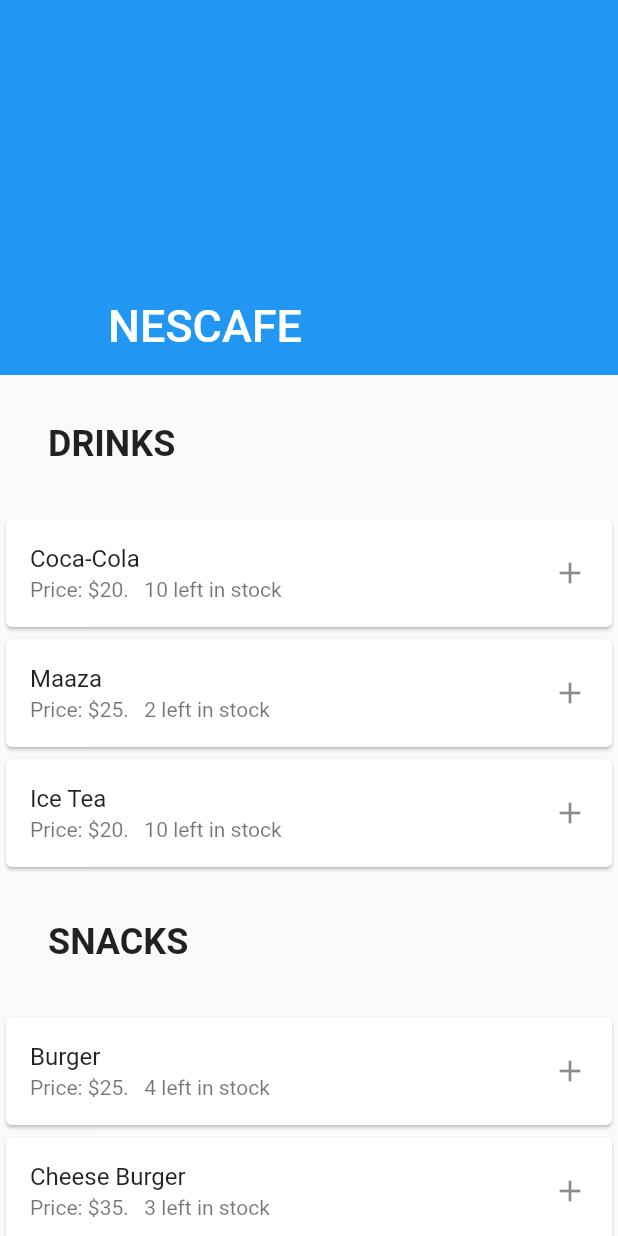
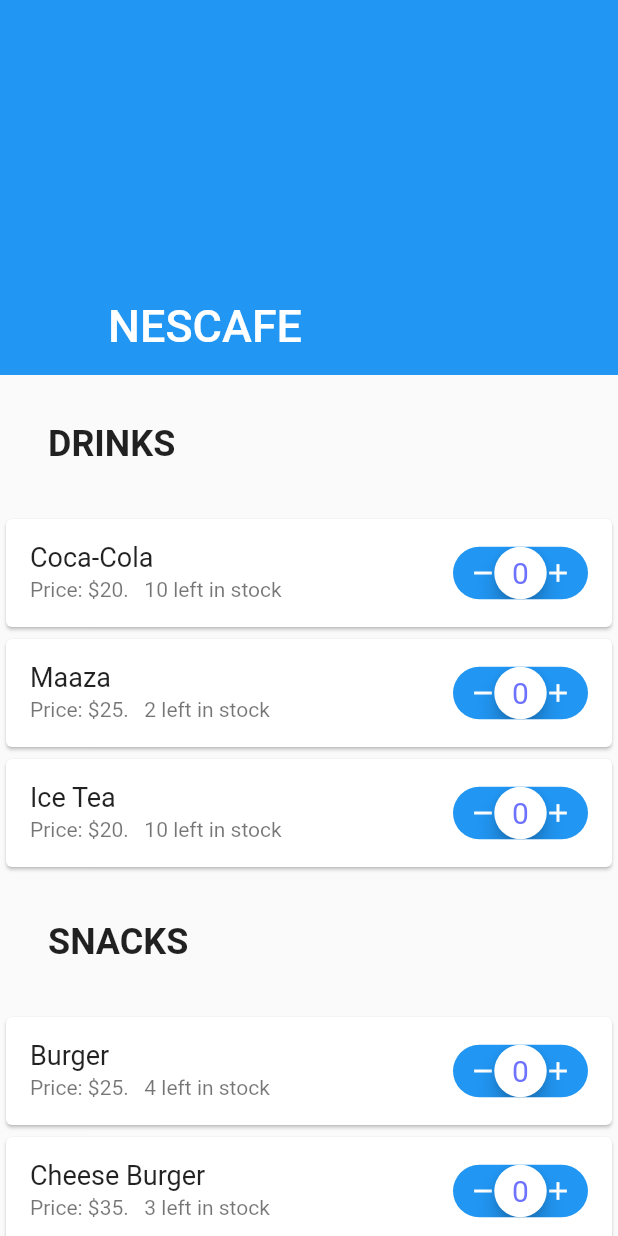
Before and after one commit to krkartikay/FoodCorner, a Flutter app: the OrderSelectionPage screen opened directly, on a phone screen of 412 x 824 dp. Run offline on Flutter 3.47's test engine with Material 2 defaults, Android fonts, the phone set to English and light mode, and no system bars; our stand-ins replace font_awesome_flutter, wave.

Commit message:
steppertouch & total order

```diff
--- a/lib/pages/order_selection_page.dart
+++ b/lib/pages/order_selection_page.dart
@@ -12,16 +12,18 @@ class _OrderSelectionPageState extends State<OrderSelectionPage> {
   bool loaded = false;
   Map<String, List<Map<String, dynamic>>> productData = {
     "drinks": [
-      {"name": "Coca-Cola", "price": 20, "stock": 10},
-      {"name": "Maaza", "price": 25, "stock": 2},
-      {"name": "Ice Tea", "price": 20, "stock": 10},
+      {"name": "Coca-Cola", "price": 20, "stock": 10, "pid": 1},
+      {"name": "Maaza", "price": 25, "stock": 2, "pid": 2},
+      {"name": "Ice Tea", "price": 20, "stock": 10, "pid": 3},
     ],
     "snacks": [
-      {"name": "Burger", "price": 25, "stock": 4},
-      {"name": "Cheese Burger", "price": 35, "stock": 3},
-      {"name": "Lays", "price": 20, "stock": 10},
+      {"name": "Burger", "price": 25, "stock": 4, "pid": 4},
+      {"name": "Cheese Burger", "price": 35, "stock": 3, "pid": 5},
+      {"name": "Lays", "price": 20, "stock": 10, "pid": 6},
     ]
   };
+  Map<int, int> prices = {1: 20, 2: 25, 3: 20, 4: 25, 5: 35, 6: 20};
+  Map<int, int> selectedProducts = {};
 
   @override
   Widget build(BuildContext context) {
@@ -54,10 +56,43 @@ class _OrderSelectionPageState extends State<OrderSelectionPage> {
       widgets.add(Heading1(prType.toUpperCase()));
       List<Widget> products = [];
       products.addAll(productData[prType]
-          .map((product) => ProductCard(product)));
+          .map((product) => ProductCard(product, (int pid, int value) {
+                setState(() {
+                  selectedProducts[pid] = value;
+                });
+              })));
       widgets.addAll(products);
     }
 
+    widgets.add(
+      Card(
+        child: Column(
+          children: [
+            Heading1("Total Order:"),
+            Heading0nb("\$${totalOrderPrice()}"),
+            Row(
+              children: <Widget>[
+                Expanded(child: Container(),),
+                FlatButton(child: Text("Cancel", style: TextStyle(color: Colors.red),), onPressed: (){},),
+                SizedBox(width: 10.0,),
+                RaisedButton(child: Text("Confirm", style: TextStyle(color: Colors.white),), onPressed: (){}, color: Colors.blue, elevation: 3.0,),
+                SizedBox(width: 10.0,),
+              ],
+            ),
+            SizedBox(height: 10.0,)
+          ],
+        ),
+      ),
+    );
+
     return widgets;
   }
+
+  int totalOrderPrice() {
+    int s = 0;
+    for (var pid in selectedProducts.keys) {
+      s += selectedProducts[pid] * prices[pid];
+    }
+    return s;
+  }
 }
--- a/lib/widgets/product_card.dart
+++ b/lib/widgets/product_card.dart
@@ -1,17 +1,29 @@
 import 'package:flutter/material.dart';
+import 'steppertouch.dart';
 
 class ProductCard extends StatelessWidget {
   final Map<String, dynamic> product;
-  ProductCard(this.product);
+  final Function onChanged;
+  ProductCard(this.product, this.onChanged);
 
   @override
   Widget build(BuildContext context) {
     return Card(
       child: ListTile(
-        title: Text(product['name'].toString()),
-        subtitle: Text("Price: \$${product['price']}.   ${product['stock']} left in stock"),
-        // TODO implement slider functionality here
-        trailing: Icon(Icons.add),
+        title: Text(
+          product['name'].toString(),
+          style: TextStyle(fontSize: 18.0),
+        ),
+        subtitle: Text(
+          "Price: \$${product['price']}.   ${product['stock']} left in stock",
+        ),
+        trailing: StepperTouch(
+          color1: Colors.blue,
+          color2: Colors.blue,
+          onChanged: (int value) {
+            onChanged(product['pid'], value);
+          },
+        ),
       ),
     );
   }
--- /dev/null
+++ b/lib/widgets/steppertouch.dart
@@ -0,0 +1,198 @@
+import 'package:flutter/material.dart';
+import 'package:flutter/physics.dart';
+
+
+/// the concept of the widget inspired
+/// from [Nikolay Kuchkarov](https://dribbble.com/shots/3368130-Stepper-Touch).
+/// i extended  the functionality to be more useful in real world applications
+class StepperTouch extends StatefulWidget {
+  const StepperTouch({
+    Key key,
+    this.initialValue,
+    this.onChanged,
+    this.direction = Axis.horizontal,
+    this.withSpring = true,
+    this.color1,
+    this.color2,
+  }) : super(key: key);
+
+  /// the orientation of the stepper its horizontal or vertical.
+  final Axis direction;
+
+  /// the initial value of the stepper
+  final int initialValue;
+
+  /// called whenever the value of the stepper changed
+  final ValueChanged<int> onChanged;
+
+  /// if you want a springSimulation to happens the the user let go the stepper
+  /// defaults to true
+  final bool withSpring;
+
+  final Color color1;
+  final Color color2;
+
+  @override
+  _Stepper2State createState() => _Stepper2State();
+}
+
+class _Stepper2State extends State<StepperTouch>
+    with SingleTickerProviderStateMixin {
+  AnimationController _controller;
+  Animation _animation;
+  int _value;
+  double _startAnimationPosX;
+  double _startAnimationPosY;
+
+  @override
+  void initState() {
+    super.initState();
+    _value = widget.initialValue ?? 0;
+    _controller =
+        AnimationController(vsync: this, lowerBound: -0.5, upperBound: 0.5);
+    _controller.value = 0.0;
+    _controller.addListener(() {});
+
+    if (widget.direction == Axis.horizontal) {
+      _animation = Tween<Offset>(begin: Offset(0.0, 0.0), end: Offset(1.5, 0.0))
+          .animate(_controller);
+    } else {
+      _animation = Tween<Offset>(begin: Offset(0.0, 0.0), end: Offset(0.0, 1.5))
+          .animate(_controller);
+    }
+  }
+
+  @override
+  void dispose() {
+    _controller?.dispose();
+    super.dispose();
+  }
+
+  @override
+  void didUpdateWidget(oldWidget) {
+    super.didUpdateWidget(oldWidget);
+    if (widget.direction == Axis.horizontal) {
+      _animation = Tween<Offset>(begin: Offset(0.0, 0.0), end: Offset(1.5, 0.0))
+          .animate(_controller);
+    } else {
+      _animation = Tween<Offset>(begin: Offset(0.0, 0.0), end: Offset(0.0, 1.5))
+          .animate(_controller);
+    }
+  }
+
+  @override
+  Widget build(BuildContext context) {
+    return FittedBox(
+      child: Container(
+        width: widget.direction == Axis.horizontal ? 90.0 : 60.0,
+        height: widget.direction == Axis.horizontal ? 35.0 : 120.0,
+        child: Material(
+          type: MaterialType.canvas,
+          clipBehavior: Clip.antiAlias,
+          borderRadius: BorderRadius.circular(60.0),
+          color: widget.color2.withOpacity(1),
+          child: Stack(
+            alignment: Alignment.center,
+            children: <Widget>[
+              Positioned(
+                left: widget.direction == Axis.horizontal ? 10.0 : null,
+                bottom: widget.direction == Axis.horizontal ? null : 10.0,
+                child: Icon(Icons.remove, size: 20.0, color: Colors.white),
+              ),
+              Positioned(
+                right: widget.direction == Axis.horizontal ? 10.0 : null,
+                top: widget.direction == Axis.horizontal ? null : 10.0,
+                child: Icon(Icons.add, size: 20.0, color: Colors.white),
+              ),
+              GestureDetector(
+                onHorizontalDragStart: _onPanStart,
+                onHorizontalDragUpdate: _onPanUpdate,
+                onHorizontalDragEnd: _onPanEnd,
+                child: SlideTransition(
+                  position: _animation,
+                  child: Material(
+                    color: Colors.white,
+                    shape: const CircleBorder(),
+                    elevation: 5.0,
+                    child: Center(
+                      child: AnimatedSwitcher(
+                        duration: const Duration(milliseconds: 500),
+                        transitionBuilder:
+                            (Widget child, Animation<double> animation) {
+                          return ScaleTransition(
+                              child: child, scale: animation);
+                        },
+                        child: Text(
+                          '$_value',
+                          key: ValueKey<int>(_value),
+                          style: TextStyle(
+                              color: Color(0xFF6D72FF), fontSize: 20.0),
+                        ),
+                      ),
+                    ),
+                  ),
+                ),
+              ),
+            ],
+          ),
+        ),
+      ),
+    );
+  }
+
+  double offsetFromGlobalPos(Offset globalPosition) {
+    RenderBox box = context.findRenderObject() as RenderBox;
+    Offset local = box.globalToLocal(globalPosition);
+    _startAnimationPosX = ((local.dx * 0.75) / box.size.width) - 0.4;
+    _startAnimationPosY = ((local.dy * 0.75) / box.size.height) - 0.4;
+    if (widget.direction == Axis.horizontal) {
+      return ((local.dx * 0.75) / box.size.width) - 0.4;
+    } else {
+      return ((local.dy * 0.75) / box.size.height) - 0.4;
+    }
+  }
+
+  void _onPanStart(DragStartDetails details) {
+    _controller.stop();
+    _controller.value = offsetFromGlobalPos(details.globalPosition);
+  }
+
+  void _onPanUpdate(DragUpdateDetails details) {
+    _controller.value = offsetFromGlobalPos(details.globalPosition);
+  }
+
+  void _onPanEnd(DragEndDetails details) {
+    _controller.stop();
+    bool isHor = widget.direction == Axis.horizontal;
+    bool changed = false;
+    if (_controller.value <= -0.20) {
+      setState(() => isHor ? _value-- : _value++);
+      changed = true;
+    } else if (_controller.value >= 0.20) {
+      setState(() => isHor ? _value++ : _value--);
+      changed = true;
+    }
+    if (widget.withSpring) {
+      final SpringDescription _kDefaultSpring =
+      new SpringDescription.withDampingRatio(
+        mass: 0.9,
+        stiffness: 250.0,
+        ratio: 0.6,
+      );
+      if (widget.direction == Axis.horizontal) {
+        _controller.animateWith(
+            SpringSimulation(_kDefaultSpring, _startAnimationPosX, 0.0, 0.0));
+      } else {
+        _controller.animateWith(
+            SpringSimulation(_kDefaultSpring, _startAnimationPosY, 0.0, 0.0));
+      }
+    } else {
+      _controller.animateTo(0.0,
+          curve: Curves.bounceOut, duration: Duration(milliseconds: 500));
+    }
+
+    if (changed && widget.onChanged != null) {
+      widget.onChanged(_value);
+    }
+  }
+}
```
Also changed, not shown: lib/widgets/heading.dart (+20 -0 lines), 1 other file.
